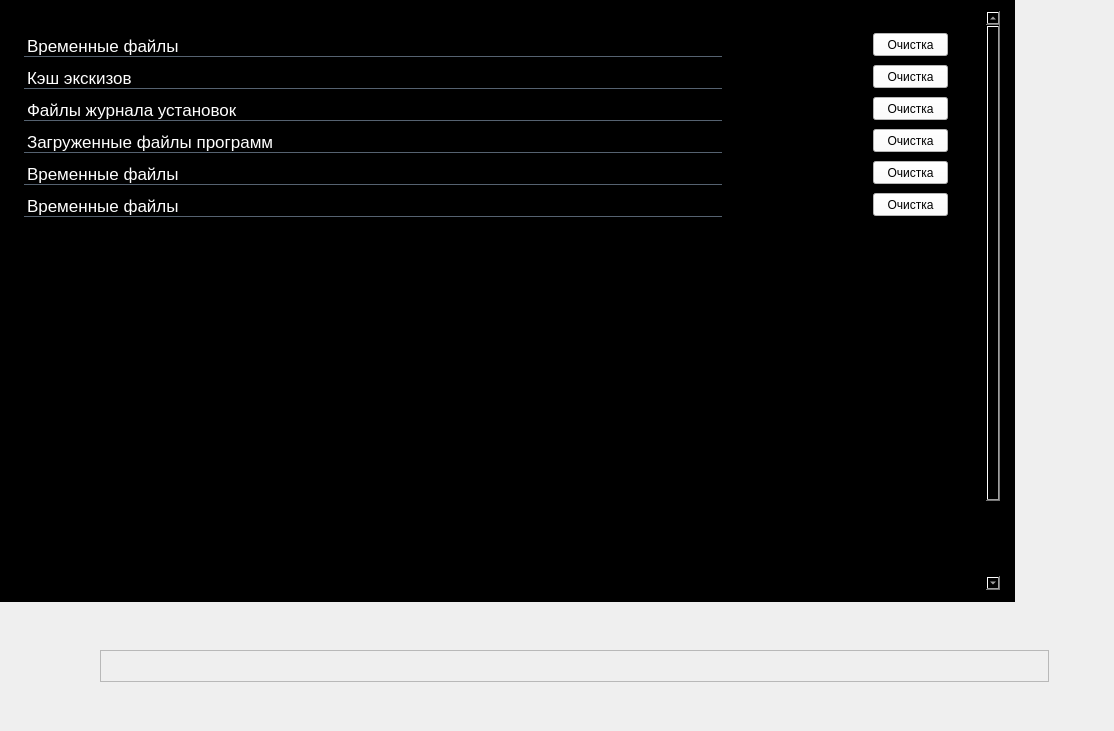
First picture: the form in SettingsWidjets/WindowsCleaning.ui, repository zoomprog/ZoomDesctop, before the edit.
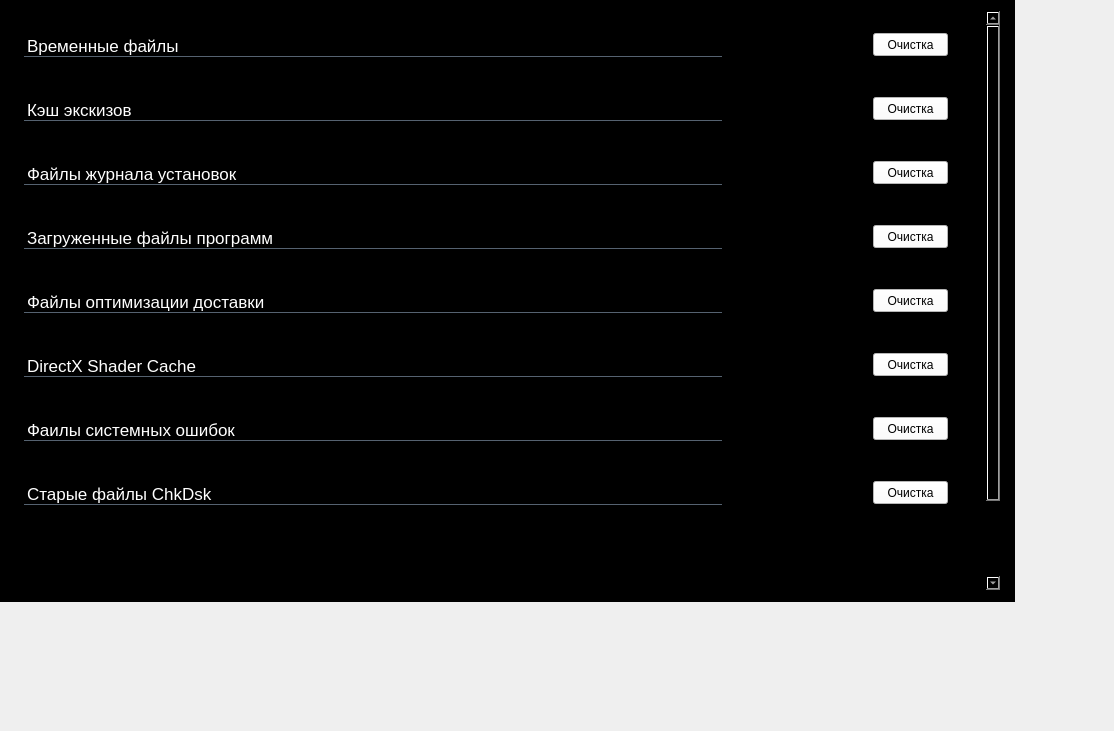
Second picture: the form after the edit.

```diff
--- a/SettingsWidjets/WindowsCleaning.ui
+++ b/SettingsWidjets/WindowsCleaning.ui
@@ -264,6 +264,39 @@
          </layout>
         </widget>
        </item>
+       <item>
+        <widget class="QFrame" name="frame_AntivirusWindows_8">
+         <property name="maximumSize">
+          <size>
+           <width>16777215</width>
+           <height>32</height>
+          </size>
+         </property>
+         <property name="frameShape">
+          <enum>QFrame::StyledPanel</enum>
+         </property>
+         <property name="frameShadow">
+          <enum>QFrame::Raised</enum>
+         </property>
+         <layout class="QHBoxLayout" name="horizontalLayout_8">
+          <property name="spacing">
+           <number>0</number>
+          </property>
+          <property name="leftMargin">
+           <number>0</number>
+          </property>
+          <property name="topMargin">
+           <number>0</number>
+          </property>
+          <property name="rightMargin">
+           <number>0</number>
+          </property>
+          <property name="bottomMargin">
+           <number>0</number>
+          </property>
+         </layout>
+        </widget>
+       </item>
        <item>
         <widget class="QFrame" name="frame_AntivirusWindows_3">
          <property name="maximumSize">
@@ -374,6 +407,39 @@
          </layout>
         </widget>
        </item>
+       <item>
+        <widget class="QFrame" name="frame_AntivirusWindows_11">
+         <property name="maximumSize">
+          <size>
+           <width>16777215</width>
+           <height>32</height>
+          </size>
+         </property>
+         <property name="frameShape">
+          <enum>QFrame::StyledPanel</enum>
+         </property>
+         <property name="frameShadow">
+          <enum>QFrame::Raised</enum>
+         </property>
+         <layout class="QHBoxLayout" name="horizontalLayout_12">
+          <property name="spacing">
+           <number>0</number>
+          </property>
+          <property name="leftMargin">
+           <number>0</number>
+          </property>
+          <property name="topMargin">
+           <number>0</number>
+          </property>
+          <property name="rightMargin">
+           <number>0</number>
+          </property>
+          <property name="bottomMargin">
+           <number>0</number>
+          </property>
+         </layout>
+        </widget>
+       </item>
        <item>
         <widget class="QFrame" name="frame_AntivirusWindows_4">
          <property name="maximumSize">
@@ -484,6 +550,39 @@
          </layout>
         </widget>
        </item>
+       <item>
+        <widget class="QFrame" name="frame_AntivirusWindows_12">
+         <property name="maximumSize">
+          <size>
+           <width>16777215</width>
+           <height>32</height>
+          </size>
+         </property>
+         <property name="frameShape">
+          <enum>QFrame::StyledPanel</enum>
+         </property>
+         <property name="frameShadow">
+          <enum>QFrame::Raised</enum>
+         </property>
+         <layout class="QHBoxLayout" name="horizontalLayout_13">
+          <property name="spacing">
+           <number>0</number>
+          </property>
+          <property name="leftMargin">
+           <number>0</number>
+          </property>
+          <property name="topMargin">
+           <number>0</number>
+          </property>
+          <property name="rightMargin">
+           <number>0</number>
+          </property>
+          <property name="bottomMargin">
+           <number>0</number>
+          </property>
+         </layout>
+        </widget>
+       </item>
        <item>
         <widget class="QFrame" name="frame_AntivirusWindows_5">
          <property name="maximumSize">
@@ -559,7 +658,7 @@
             <property name="frameShadow">
              <enum>QFrame::Raised</enum>
             </property>
-            <widget class="QPushButton" name="pushDownloadedprogramfiles_2">
+            <widget class="QPushButton" name="pushDownloadedprogramfiles">
              <property name="geometry">
               <rect>
                <x>150</x>
@@ -594,6 +693,39 @@
          </layout>
         </widget>
        </item>
+       <item>
+        <widget class="QFrame" name="frame_AntivirusWindows_13">
+         <property name="maximumSize">
+          <size>
+           <width>16777215</width>
+           <height>32</height>
+          </size>
+         </property>
+         <property name="frameShape">
+          <enum>QFrame::StyledPanel</enum>
+         </property>
+         <property name="frameShadow">
+          <enum>QFrame::Raised</enum>
+         </property>
+         <layout class="QHBoxLayout" name="horizontalLayout_14">
+          <property name="spacing">
+           <number>0</number>
+          </property>
+          <property name="leftMargin">
+           <number>0</number>
+          </property>
+          <property name="topMargin">
+           <number>0</number>
+          </property>
+          <property name="rightMargin">
+           <number>0</number>
+          </property>
+          <property name="bottomMargin">
+           <number>0</number>
+          </property>
+         </layout>
+        </widget>
+       </item>
        <item>
         <widget class="QFrame" name="frame_AntivirusWindows_6">
          <property name="maximumSize">
@@ -653,7 +785,7 @@
             </property>
             <item>
              <property name="text">
-              <string>Временные файлы</string>
+              <string>Файлы оптимизации доставки</string>
              </property>
             </item>
            </widget>
@@ -669,7 +801,7 @@
             <property name="frameShadow">
              <enum>QFrame::Raised</enum>
             </property>
-            <widget class="QPushButton" name="pushCleardeliveryoptimizationfiles">
+            <widget class="QPushButton" name="pushClearDeliveryOptimizationFiles">
              <property name="geometry">
               <rect>
                <x>150</x>
@@ -686,7 +818,7 @@
               <string>Очистка</string>
              </property>
             </widget>
-            <widget class="QLabel" name="labelCleardeliveryoptimizationfiles">
+            <widget class="QLabel" name="labelClearDeliveryOptimizationFiles">
              <property name="geometry">
               <rect>
                <x>20</x>
@@ -704,6 +836,39 @@
          </layout>
         </widget>
        </item>
+       <item>
+        <widget class="QFrame" name="frame_AntivirusWindows_14">
+         <property name="maximumSize">
+          <size>
+           <width>16777215</width>
+           <height>32</height>
+          </size>
+         </property>
+         <property name="frameShape">
+          <enum>QFrame::StyledPanel</enum>
+         </property>
+         <property name="frameShadow">
+          <enum>QFrame::Raised</enum>
+         </property>
+         <layout class="QHBoxLayout" name="horizontalLayout_15">
+          <property name="spacing">
+           <number>0</number>
+          </property>
+          <property name="leftMargin">
+           <number>0</number>
+          </property>
+          <property name="topMargin">
+           <number>0</number>
+          </property>
+          <property name="rightMargin">
+           <number>0</number>
+          </property>
+          <property name="bottomMargin">
+           <number>0</number>
+          </property>
+         </layout>
+        </widget>
+       </item>
        <item>
         <widget class="QFrame" name="frame_AntivirusWindows_7">
          <property name="maximumSize">
@@ -763,7 +928,7 @@
             </property>
             <item>
              <property name="text">
-              <string>Временные файлы</string>
+              <string>DirectX Shader Cache</string>
              </property>
             </item>
            </widget>
@@ -779,7 +944,7 @@
             <property name="frameShadow">
              <enum>QFrame::Raised</enum>
             </property>
-            <widget class="QPushButton" name="pushClearTemporaryFiles_6">
+            <widget class="QPushButton" name="pushClearDirectXShaderCache">
              <property name="geometry">
               <rect>
                <x>150</x>
@@ -796,7 +961,293 @@
               <string>Очистка</string>
              </property>
             </widget>
-            <widget class="QLabel" name="labelClearTemporaryFiles_6">
+            <widget class="QLabel" name="labelClearDirectXShaderCache">
+             <property name="geometry">
+              <rect>
+               <x>20</x>
+               <y>5</y>
+               <width>81</width>
+               <height>21</height>
+              </rect>
+             </property>
+             <property name="text">
+              <string/>
+             </property>
+            </widget>
+           </widget>
+          </item>
+         </layout>
+        </widget>
+       </item>
+       <item>
+        <widget class="QFrame" name="frame_AntivirusWindows_15">
+         <property name="maximumSize">
+          <size>
+           <width>16777215</width>
+           <height>32</height>
+          </size>
+         </property>
+         <property name="frameShape">
+          <enum>QFrame::StyledPanel</enum>
+         </property>
+         <property name="frameShadow">
+          <enum>QFrame::Raised</enum>
+         </property>
+         <layout class="QHBoxLayout" name="horizontalLayout_16">
+          <property name="spacing">
+           <number>0</number>
+          </property>
+          <property name="leftMargin">
+           <number>0</number>
+          </property>
+          <property name="topMargin">
+           <number>0</number>
+          </property>
+          <property name="rightMargin">
+           <number>0</number>
+          </property>
+          <property name="bottomMargin">
+           <number>0</number>
+          </property>
+         </layout>
+        </widget>
+       </item>
+       <item>
+        <widget class="QFrame" name="frame_AntivirusWindows_9">
+         <property name="maximumSize">
+          <size>
+           <width>16777215</width>
+           <height>32</height>
+          </size>
+         </property>
+         <property name="frameShape">
+          <enum>QFrame::StyledPanel</enum>
+         </property>
+         <property name="frameShadow">
+          <enum>QFrame::Raised</enum>
+         </property>
+         <layout class="QHBoxLayout" name="horizontalLayout_9">
+          <property name="spacing">
+           <number>0</number>
+          </property>
+          <property name="leftMargin">
+           <number>0</number>
+          </property>
+          <property name="topMargin">
+           <number>0</number>
+          </property>
+          <property name="rightMargin">
+           <number>0</number>
+          </property>
+          <property name="bottomMargin">
+           <number>0</number>
+          </property>
+          <item>
+           <widget class="QListWidget" name="listWidget_AntivirusWindows_7">
+            <property name="maximumSize">
+             <size>
+              <width>700</width>
+              <height>25</height>
+             </size>
+            </property>
+            <property name="font">
+             <font>
+              <family>Segoe UI Symbol</family>
+              <pointsize>13</pointsize>
+             </font>
+            </property>
+            <property name="styleSheet">
+             <string notr="true">QListWidget::item {
+    border-bottom: 1px solid rgba(85,98,112,255);;
+}
+
+</string>
+            </property>
+            <property name="verticalScrollBarPolicy">
+             <enum>Qt::ScrollBarAlwaysOff</enum>
+            </property>
+            <property name="autoScroll">
+             <bool>true</bool>
+            </property>
+            <item>
+             <property name="text">
+              <string>Фаилы системных ошибок</string>
+             </property>
+            </item>
+           </widget>
+          </item>
+          <item>
+           <widget class="QFrame" name="frame_7">
+            <property name="styleSheet">
+             <string notr="true">background-color: transparent;</string>
+            </property>
+            <property name="frameShape">
+             <enum>QFrame::StyledPanel</enum>
+            </property>
+            <property name="frameShadow">
+             <enum>QFrame::Raised</enum>
+            </property>
+            <widget class="QPushButton" name="pushClearFileSysremError">
+             <property name="geometry">
+              <rect>
+               <x>150</x>
+               <y>0</y>
+               <width>75</width>
+               <height>23</height>
+              </rect>
+             </property>
+             <property name="styleSheet">
+              <string notr="true">background-color: rgb(255, 255, 255);
+color:black</string>
+             </property>
+             <property name="text">
+              <string>Очистка</string>
+             </property>
+            </widget>
+            <widget class="QLabel" name="labelClearFileSysremError">
+             <property name="geometry">
+              <rect>
+               <x>20</x>
+               <y>5</y>
+               <width>81</width>
+               <height>21</height>
+              </rect>
+             </property>
+             <property name="text">
+              <string/>
+             </property>
+            </widget>
+           </widget>
+          </item>
+         </layout>
+        </widget>
+       </item>
+       <item>
+        <widget class="QFrame" name="frame_AntivirusWindows_16">
+         <property name="maximumSize">
+          <size>
+           <width>16777215</width>
+           <height>32</height>
+          </size>
+         </property>
+         <property name="frameShape">
+          <enum>QFrame::StyledPanel</enum>
+         </property>
+         <property name="frameShadow">
+          <enum>QFrame::Raised</enum>
+         </property>
+         <layout class="QHBoxLayout" name="horizontalLayout_17">
+          <property name="spacing">
+           <number>0</number>
+          </property>
+          <property name="leftMargin">
+           <number>0</number>
+          </property>
+          <property name="topMargin">
+           <number>0</number>
+          </property>
+          <property name="rightMargin">
+           <number>0</number>
+          </property>
+          <property name="bottomMargin">
+           <number>0</number>
+          </property>
+         </layout>
+        </widget>
+       </item>
+       <item>
+        <widget class="QFrame" name="frame_AntivirusWindows_10">
+         <property name="maximumSize">
+          <size>
+           <width>16777215</width>
+           <height>32</height>
+          </size>
+         </property>
+         <property name="frameShape">
+          <enum>QFrame::StyledPanel</enum>
+         </property>
+         <property name="frameShadow">
+          <enum>QFrame::Raised</enum>
+         </property>
+         <layout class="QHBoxLayout" name="horizontalLayout_10">
+          <property name="spacing">
+           <number>0</number>
+          </property>
+          <property name="leftMargin">
+           <number>0</number>
+          </property>
+          <property name="topMargin">
+           <number>0</number>
+          </property>
+          <property name="rightMargin">
+           <number>0</number>
+          </property>
+          <property name="bottomMargin">
+           <number>0</number>
+          </property>
+          <item>
+           <widget class="QListWidget" name="listWidget_AntivirusWindows_8">
+            <property name="maximumSize">
+             <size>
+              <width>700</width>
+              <height>25</height>
+             </size>
+            </property>
+            <property name="font">
+             <font>
+              <family>Segoe UI Symbol</family>
+              <pointsize>13</pointsize>
+             </font>
+            </property>
+            <property name="styleSheet">
+             <string notr="true">QListWidget::item {
+    border-bottom: 1px solid rgba(85,98,112,255);;
+}
+
+</string>
+            </property>
+            <property name="verticalScrollBarPolicy">
+             <enum>Qt::ScrollBarAlwaysOff</enum>
+            </property>
+            <property name="autoScroll">
+             <bool>true</bool>
+            </property>
+            <item>
+             <property name="text">
+              <string>Старые файлы ChkDsk</string>
+             </property>
+            </item>
+           </widget>
+          </item>
+          <item>
+           <widget class="QFrame" name="frame_8">
+            <property name="styleSheet">
+             <string notr="true">background-color: transparent;</string>
+            </property>
+            <property name="frameShape">
+             <enum>QFrame::StyledPanel</enum>
+            </property>
+            <property name="frameShadow">
+             <enum>QFrame::Raised</enum>
+            </property>
+            <widget class="QPushButton" name="pushClearChkDsk">
+             <property name="geometry">
+              <rect>
+               <x>150</x>
+               <y>0</y>
+               <width>75</width>
+               <height>23</height>
+              </rect>
+             </property>
+             <property name="styleSheet">
+              <string notr="true">background-color: rgb(255, 255, 255);
+color:black</string>
+             </property>
+             <property name="text">
+              <string>Очистка</string>
+             </property>
+            </widget>
+            <widget class="QLabel" name="labelClearChkDsk">
              <property name="geometry">
               <rect>
                <x>20</x>
@@ -885,45 +1336,6 @@
     </widget>
    </widget>
   </widget>
-  <widget class="QFrame" name="frame_AntivirusWindows_8">
-   <property name="geometry">
-    <rect>
-     <x>100</x>
-     <y>650</y>
-     <width>949</width>
-     <height>32</height>
-    </rect>
-   </property>
-   <property name="maximumSize">
-    <size>
-     <width>16777215</width>
-     <height>32</height>
-    </size>
-   </property>
-   <property name="frameShape">
-    <enum>QFrame::StyledPanel</enum>
-   </property>
-   <property name="frameShadow">
-    <enum>QFrame::Raised</enum>
-   </property>
-   <layout class="QHBoxLayout" name="horizontalLayout_8">
-    <property name="spacing">
-     <number>0</number>
-    </property>
-    <property name="leftMargin">
-     <number>0</number>
-    </property>
-    <property name="topMargin">
-     <number>0</number>
-    </property>
-    <property name="rightMargin">
-     <number>0</number>
-    </property>
-    <property name="bottomMargin">
-     <number>0</number>
-    </property>
-   </layout>
-  </widget>
  </widget>
  <resources>
   <include location="../menu.qrc"/>
```
